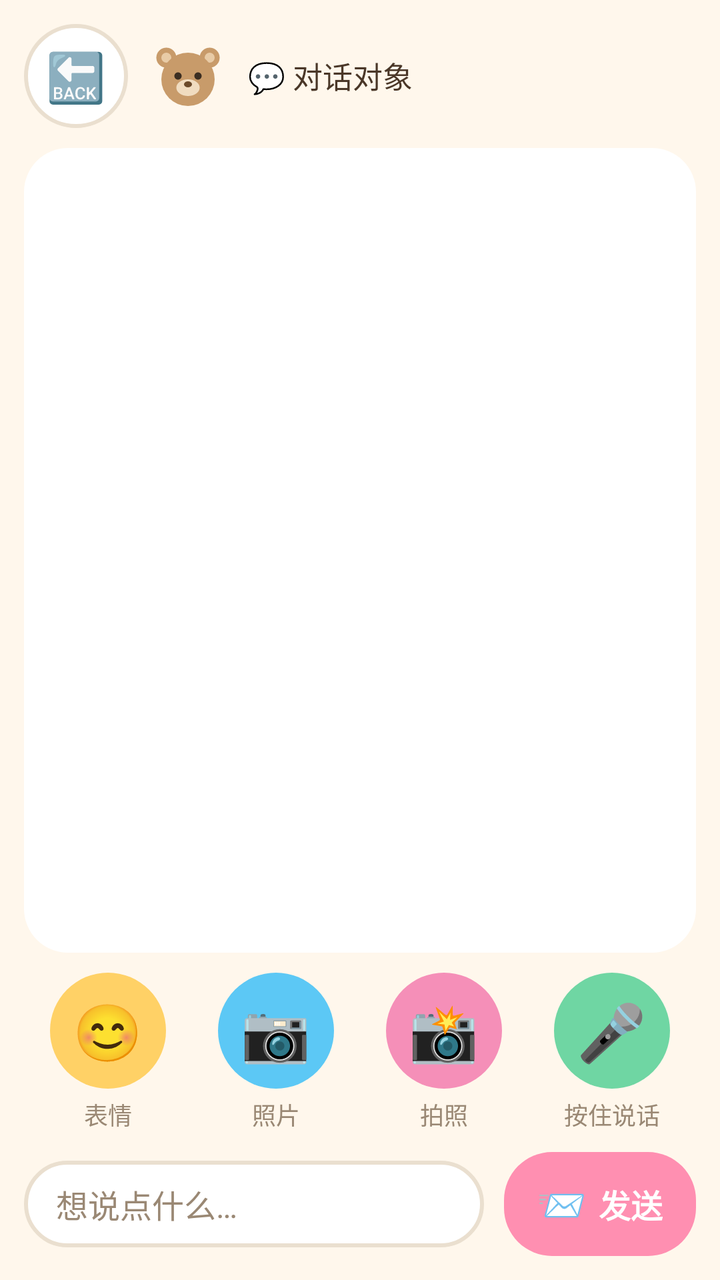
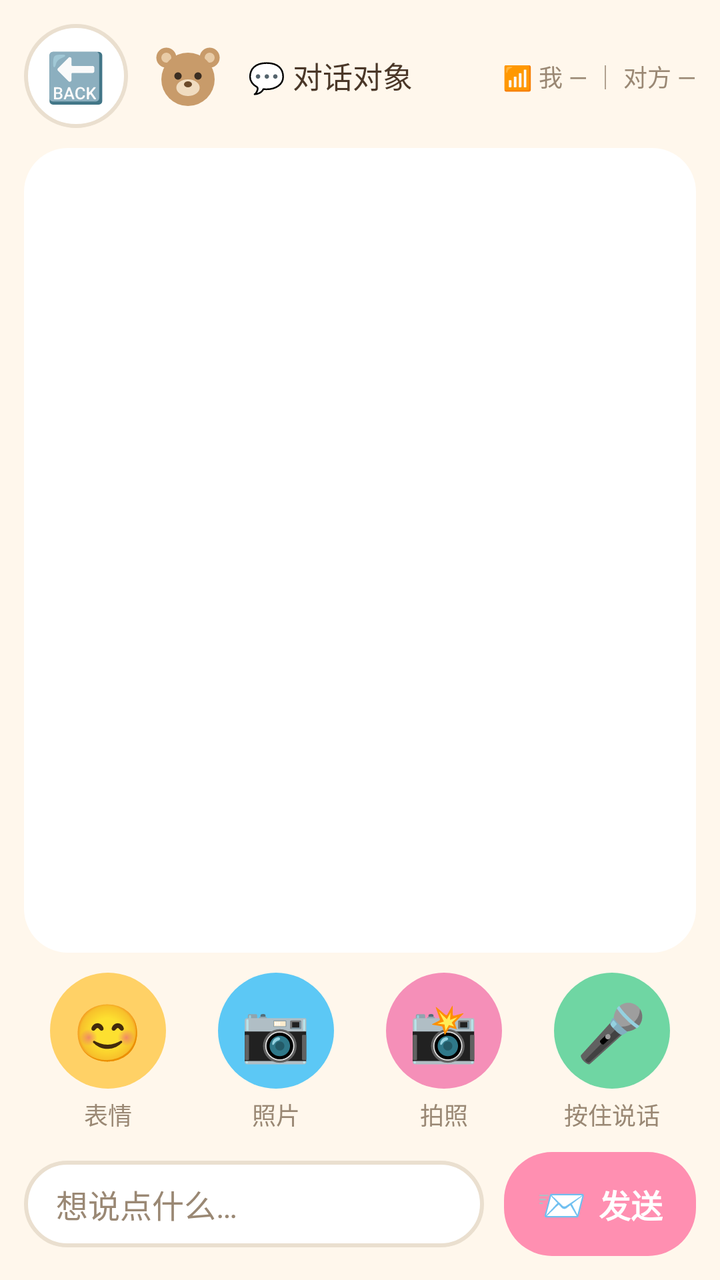

An Android layout rendered at two revisions. The XML below is the earlier revision; the diff shows what the commit changed to produce the second picture.
<!-- AndroidManifest.xml: application theme Theme.KidsTalk -->
<!-- res/layout/activity_chat.xml -->
<?xml version="1.0" encoding="utf-8"?>
<LinearLayout xmlns:android="http://schemas.android.com/apk/res/android"
    android:orientation="vertical"
    android:padding="12dp"
    android:background="@color/kids_bg"
    android:layout_width="match_parent"
    android:layout_height="match_parent">

    <LinearLayout
        android:orientation="horizontal"
        android:gravity="center_vertical"
        android:layout_width="match_parent"
        android:layout_height="wrap_content">

        <FrameLayout
            android:id="@+id/btnChatBack"
            android:clickable="true"
            android:focusable="true"
            android:foreground="@drawable/ripple_dark"
            android:background="@drawable/shape_circle_white"
            android:layout_width="52dp"
            android:layout_height="52dp">

            <TextView
                android:text="🔙"
                android:textSize="24sp"
                android:layout_gravity="center"
                android:layout_width="wrap_content"
                android:layout_height="wrap_content" />
        </FrameLayout>

        <ImageView
            android:id="@+id/ivChatPeerAvatar"
            android:src="@drawable/av_bear"
            android:layout_marginStart="10dp"
            android:layout_width="40dp"
            android:layout_height="40dp" />

        <TextView
            android:id="@+id/tvChatPeer"
            android:text="💬 对话对象"
            android:textSize="15sp"
            android:textColor="@color/kids_text"
            android:layout_marginStart="10dp"
            android:layout_width="match_parent"
            android:layout_height="wrap_content" />
    </LinearLayout>

    <androidx.recyclerview.widget.RecyclerView
        android:id="@+id/rvChat"
        android:layout_width="match_parent"
        android:layout_height="0dp"
        android:layout_weight="1"
        android:layout_marginTop="10dp"
        android:background="@drawable/shape_card_white"
        android:padding="8dp" />

    
    <LinearLayout
        android:orientation="horizontal"
        android:gravity="center"
        android:layout_marginTop="10dp"
        android:layout_width="match_parent"
        android:layout_height="wrap_content">

        <LinearLayout
            android:orientation="vertical"
            android:gravity="center"
            android:layout_width="0dp"
            android:layout_weight="1"
            android:layout_height="wrap_content">

            <FrameLayout
                android:id="@+id/btnEmoji"
                android:clickable="true"
                android:focusable="true"
                android:foreground="@drawable/ripple_light"
                android:background="@drawable/shape_circle_yellow"
                android:layout_width="58dp"
                android:layout_height="58dp">

                <TextView
                    android:text="😊"
                    android:textSize="28sp"
                    android:layout_gravity="center"
                    android:layout_width="wrap_content"
                    android:layout_height="wrap_content" />
            </FrameLayout>

            <TextView
                android:text="表情"
                android:textSize="12sp"
                android:textColor="@color/kids_text_sub"
                android:layout_marginTop="4dp"
                android:layout_width="wrap_content"
                android:layout_height="wrap_content" />
        </LinearLayout>

        <LinearLayout
            android:orientation="vertical"
            android:gravity="center"
            android:layout_width="0dp"
            android:layout_weight="1"
            android:layout_height="wrap_content">

            <FrameLayout
                android:id="@+id/btnPhoto"
                android:clickable="true"
                android:focusable="true"
                android:foreground="@drawable/ripple_light"
                android:background="@drawable/shape_circle_blue"
                android:layout_width="58dp"
                android:layout_height="58dp">

                <TextView
                    android:text="📷"
                    android:textSize="28sp"
                    android:layout_gravity="center"
                    android:layout_width="wrap_content"
                    android:layout_height="wrap_content" />
            </FrameLayout>

            <TextView
                android:text="照片"
                android:textSize="12sp"
                android:textColor="@color/kids_text_sub"
                android:layout_marginTop="4dp"
                android:layout_width="wrap_content"
                android:layout_height="wrap_content" />
        </LinearLayout>

        <LinearLayout
            android:orientation="vertical"
            android:gravity="center"
            android:layout_width="0dp"
            android:layout_weight="1"
            android:layout_height="wrap_content">

            <FrameLayout
                android:id="@+id/btnCamera"
                android:clickable="true"
                android:focusable="true"
                android:foreground="@drawable/ripple_light"
                android:background="@drawable/shape_circle_pink"
                android:layout_width="58dp"
                android:layout_height="58dp">

                <TextView
                    android:text="📸"
                    android:textSize="28sp"
                    android:layout_gravity="center"
                    android:layout_width="wrap_content"
                    android:layout_height="wrap_content" />
            </FrameLayout>

            <TextView
                android:text="拍照"
                android:textSize="12sp"
                android:textColor="@color/kids_text_sub"
                android:layout_marginTop="4dp"
                android:layout_width="wrap_content"
                android:layout_height="wrap_content" />
        </LinearLayout>

        <LinearLayout
            android:orientation="vertical"
            android:gravity="center"
            android:layout_width="0dp"
            android:layout_weight="1"
            android:layout_height="wrap_content">

            <FrameLayout
                android:id="@+id/btnVoiceMsg"
                android:clickable="true"
                android:focusable="true"
                android:foreground="@drawable/ripple_light"
                android:background="@drawable/shape_circle_green"
                android:layout_width="58dp"
                android:layout_height="58dp">

                <TextView
                    android:id="@+id/tvVoiceIcon"
                    android:text="🎤"
                    android:textSize="28sp"
                    android:layout_gravity="center"
                    android:layout_width="wrap_content"
                    android:layout_height="wrap_content" />
            </FrameLayout>

            <TextView
                android:id="@+id/tvVoiceLabel"
                android:text="按住说话"
                android:textSize="12sp"
                android:textColor="@color/kids_text_sub"
                android:layout_marginTop="4dp"
                android:layout_width="wrap_content"
                android:layout_height="wrap_content" />
        </LinearLayout>
    </LinearLayout>

    <LinearLayout
        android:orientation="horizontal"
        android:gravity="center_vertical"
        android:layout_marginTop="10dp"
        android:layout_width="match_parent"
        android:layout_height="wrap_content">

        <EditText
            android:id="@+id/etInput"
            android:hint="想说点什么…"
            android:textSize="16sp"
            android:inputType="text"
            android:textColorHint="@color/kids_text_sub"
            android:textColor="@color/kids_text"
            android:background="@drawable/shape_input"
            android:paddingHorizontal="16dp"
            android:paddingVertical="10dp"
            android:layout_width="0dp"
            android:layout_weight="1"
            android:layout_height="wrap_content" />

        <FrameLayout
            android:id="@+id/btnSend"
            android:clickable="true"
            android:focusable="true"
            android:foreground="@drawable/ripple_light"
            android:background="@drawable/shape_pill_pink"
            android:layout_marginStart="10dp"
            android:layout_width="96dp"
            android:layout_height="52dp">

            <LinearLayout
                android:orientation="horizontal"
                android:gravity="center"
                android:layout_width="match_parent"
                android:layout_height="match_parent">

                <TextView
                    android:text="📨"
                    android:textSize="20sp"
                    android:layout_width="wrap_content"
                    android:layout_height="wrap_content" />

                <TextView
                    android:text="发送"
                    android:textSize="16sp"
                    android:textStyle="bold"
                    android:textColor="#FFFFFF"
                    android:layout_marginStart="6dp"
                    android:layout_width="wrap_content"
                    android:layout_height="wrap_content" />
            </LinearLayout>
        </FrameLayout>
    </LinearLayout>
</LinearLayout>
<!-- resources referenced by this layout -->
<resources>
  <color name="kids_bg">#FFF7EC</color>
  <color name="kids_text">#4A3728</color>
  <color name="kids_text_sub">#9A8874</color>
  <!-- drawable ripple_dark (drawable) -->
  <?xml version="1.0" encoding="utf-8"?>
  <ripple xmlns:android="http://schemas.android.com/apk/res/android"
      android:color="#40000000" />
  <!-- drawable ripple_light (drawable) -->
  <?xml version="1.0" encoding="utf-8"?>
  <ripple xmlns:android="http://schemas.android.com/apk/res/android"
      android:color="#59FFFFFF" />
  <!-- drawable shape_card_white (drawable) -->
  <?xml version="1.0" encoding="utf-8"?>
  <shape xmlns:android="http://schemas.android.com/apk/res/android" android:shape="rectangle">
      <solid android:color="#FFFFFF" />
      <corners android:radius="22dp" />
  </shape>
  <!-- drawable shape_circle_blue (drawable) -->
  <?xml version="1.0" encoding="utf-8"?>
  <shape xmlns:android="http://schemas.android.com/apk/res/android" android:shape="oval">
      <solid android:color="#5CC8F5" />
  </shape>
  <!-- drawable shape_circle_green (drawable) -->
  <?xml version="1.0" encoding="utf-8"?>
  <shape xmlns:android="http://schemas.android.com/apk/res/android" android:shape="oval">
      <solid android:color="#6FD6A3" />
  </shape>
  <!-- drawable shape_circle_pink (drawable) -->
  <?xml version="1.0" encoding="utf-8"?>
  <shape xmlns:android="http://schemas.android.com/apk/res/android" android:shape="oval">
      <solid android:color="#F58FB8" />
  </shape>
  <!-- drawable shape_circle_white (drawable) -->
  <?xml version="1.0" encoding="utf-8"?>
  <shape xmlns:android="http://schemas.android.com/apk/res/android" android:shape="oval">
      <solid android:color="#FFFFFF" />
      <stroke android:width="2dp" android:color="#EADFCF" />
  </shape>
  <!-- drawable shape_circle_yellow (drawable) -->
  <?xml version="1.0" encoding="utf-8"?>
  <shape xmlns:android="http://schemas.android.com/apk/res/android" android:shape="oval">
      <solid android:color="#FFD166" />
  </shape>
  <!-- drawable shape_input (drawable) -->
  <?xml version="1.0" encoding="utf-8"?>
  <shape xmlns:android="http://schemas.android.com/apk/res/android" android:shape="rectangle">
      <solid android:color="#FFFFFF" />
      <stroke android:width="2dp" android:color="#EADFCF" />
      <corners android:radius="22dp" />
  </shape>
  <!-- drawable shape_pill_pink (drawable) -->
  <?xml version="1.0" encoding="utf-8"?>
  <shape xmlns:android="http://schemas.android.com/apk/res/android" android:shape="rectangle">
      <solid android:color="#FF8FB1" />
      <corners android:radius="24dp" />
  </shape>
  <style name="Theme.KidsTalk" parent="Theme.Material3.Light.NoActionBar">
          <item name="colorPrimary">@color/c_pink</item>
          <item name="colorPrimaryDark">@color/c_orange_dark</item>
          <item name="colorAccent">@color/c_orange</item>
          <item name="android:colorBackground">@color/kids_bg</item>
          <item name="android:windowBackground">@color/kids_bg</item>
          <item name="android:textColorPrimary">@color/kids_text</item>
          <item name="android:textColorSecondary">@color/kids_text_sub</item>
          <item name="android:statusBarColor">@color/kids_cream</item>
          <item name="android:windowLightStatusBar">true</item>
      </style>
  <color name="c_pink">#FF8FB1</color>
  <color name="c_orange_dark">#F08A24</color>
  <color name="c_orange">#FFA94D</color>
  <color name="kids_cream">#FFF0D2</color>
  <!-- unchanged entries left out for length: 1 -->
</resources>

<!-- the commit's change to res/layout/activity_chat.xml (unified diff, before → after) -->
@@ -42,7 +42,18 @@
             android:textSize="15sp"
             android:textColor="@color/kids_text"
             android:layout_marginStart="10dp"
-            android:layout_width="match_parent"
+            android:layout_width="0dp"
+            android:layout_weight="1"
+            android:layout_height="wrap_content" />
+
+        <TextView
+            android:id="@+id/tvLink"
+            android:text="📶 我 — ｜ 对方 —"
+            android:textSize="12sp"
+            android:textColor="@color/kids_text_sub"
+            android:gravity="end"
+            android:layout_marginStart="6dp"
+            android:layout_width="wrap_content"
             android:layout_height="wrap_content" />
     </LinearLayout>
 
